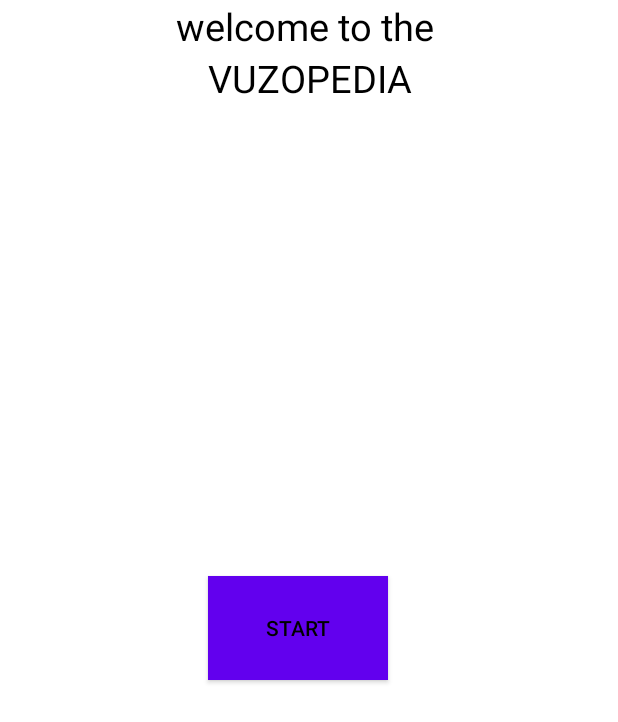
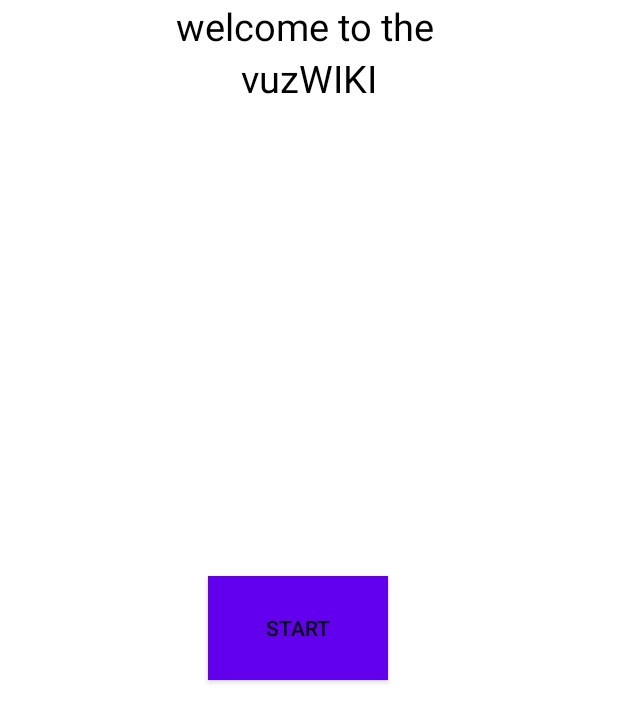
Before and after one commit to p1an7/VUZwiki, an Android app: the screen it shows after launch (MainActivity), on a phone screen of 412 x 824 dp. Shown: the top 722 px of the screen. Run offline under Robolectric (Android 15) with nearby library versions, the phone set to English and light mode, and no system bars.

Commit message:
almost final version 1.1.1 layout fix

```diff
--- a/app/src/main/res/layout/activity_main.xml
+++ b/app/src/main/res/layout/activity_main.xml
@@ -19,7 +19,7 @@
         android:layout_height="wrap_content"
         android:textSize="25dp"
         android:textAlignment="center"
-        android:text="VUZOPEDIA"
+        android:text="vuzWIKI"
         android:textColor="@color/black"/>
 
     <Button
```
